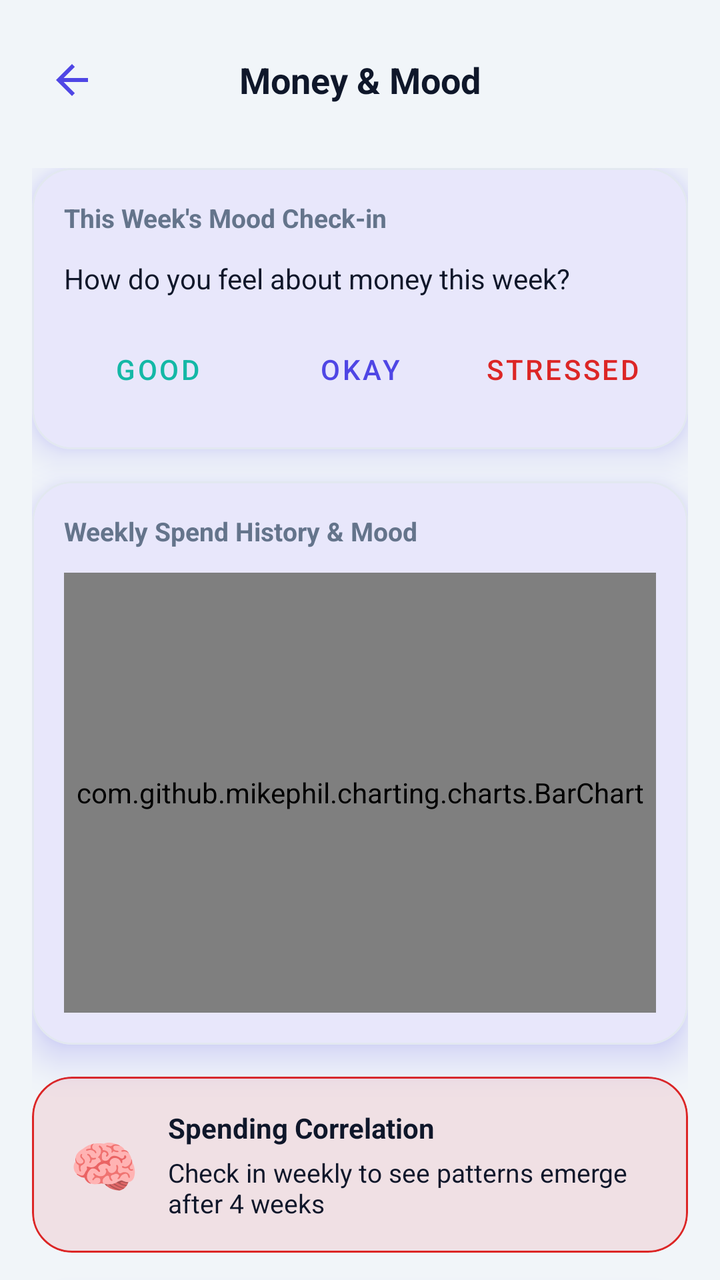
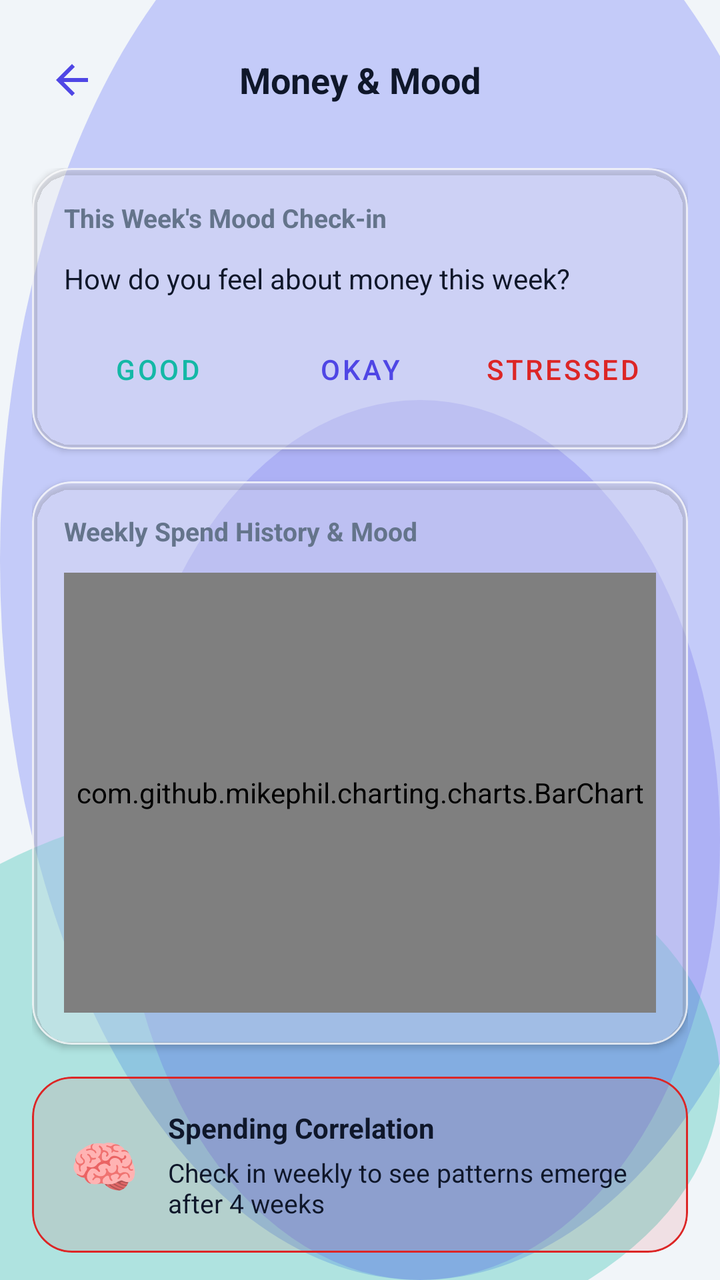

Two renders of the same Android screen: before a commit and after it. Below are the layout's source before the change and the commit's diff.
<!-- AndroidManifest.xml: application theme Theme.MoneyLens -->
<!-- res/layout/activity_mood_insight.xml -->
<?xml version="1.0" encoding="utf-8"?>
<androidx.constraintlayout.widget.ConstraintLayout xmlns:android="http://schemas.android.com/apk/res/android"
    xmlns:app="http://schemas.android.com/apk/res-auto"
    xmlns:tools="http://tools.android.com/apk/res/android"
    android:layout_width="match_parent"
    android:layout_height="match_parent"
    android:background="@color/colorBackground">

    
    <RelativeLayout
        android:id="@+id/layoutAppBar"
        android:layout_width="match_parent"
        android:layout_height="56dp"
        android:layout_marginTop="12dp"
        android:paddingHorizontal="16dp"
        app:layout_constraintTop_toTopOf="parent">

        <ImageView
            android:id="@+id/btnBack"
            android:layout_width="40dp"
            android:layout_height="40dp"
            android:layout_centerVertical="true"
            android:padding="8dp"
            android:src="@drawable/ic_back"
            android:background="?attr/selectableItemBackgroundBorderless"
            android:contentDescription="Back" />

        <TextView
            android:id="@+id/txtTitle"
            android:layout_width="wrap_content"
            android:layout_height="wrap_content"
            android:layout_centerInParent="true"
            android:text="Money &amp; Mood"
            android:textColor="@color/colorTextPrimary"
            android:textSize="18sp"
            android:textStyle="bold" />
    </RelativeLayout>

    <androidx.core.widget.NestedScrollView
        android:layout_width="match_parent"
        android:layout_height="0dp"
        android:fillViewport="true"
        app:layout_constraintBottom_toBottomOf="parent"
        app:layout_constraintTop_toBottomOf="@id/layoutAppBar">

        <LinearLayout
            android:layout_width="match_parent"
            android:layout_height="wrap_content"
            android:orientation="vertical"
            android:padding="16dp">

            
            <com.google.android.material.card.MaterialCardView
                style="@style/ClayCard"
                android:layout_width="match_parent"
                android:layout_height="wrap_content"
                android:layout_marginBottom="16dp">

                <LinearLayout
                    android:layout_width="match_parent"
                    android:layout_height="wrap_content"
                    android:orientation="vertical"
                    android:padding="16dp">

                    <TextView
                        android:layout_width="wrap_content"
                        android:layout_height="wrap_content"
                        android:text="This Week's Mood Check-in"
                        android:textColor="@color/colorTextSecondary"
                        android:textSize="13sp"
                        android:textStyle="bold" />

                    
                    <RelativeLayout
                        android:id="@+id/layoutLoggedMood"
                        android:layout_width="match_parent"
                        android:layout_height="wrap_content"
                        android:layout_marginTop="12dp"
                        android:visibility="gone">

                        <TextView
                            android:id="@+id/txtLoggedMoodLabel"
                            android:layout_width="wrap_content"
                            android:layout_height="wrap_content"
                            android:text="You felt:"
                            android:textColor="@color/colorTextPrimary"
                            android:textSize="15sp" />

                        <TextView
                            android:id="@+id/txtMoodBadge"
                            android:layout_width="wrap_content"
                            android:layout_height="wrap_content"
                            android:layout_toEndOf="@id/txtLoggedMoodLabel"
                            android:layout_marginStart="8dp"
                            android:paddingHorizontal="12dp"
                            android:paddingVertical="4dp"
                            android:text="Good"
                            android:textColor="@android:color/white"
                            android:textSize="13sp"
                            android:textStyle="bold"
                            android:background="@drawable/bg_clay_button"
                            android:backgroundTint="@color/colorSecondary" />
                    </RelativeLayout>

                    
                    <LinearLayout
                        android:id="@+id/layoutUnloggedMood"
                        android:layout_width="match_parent"
                        android:layout_height="wrap_content"
                        android:layout_marginTop="12dp"
                        android:orientation="vertical">

                        <TextView
                            android:layout_width="wrap_content"
                            android:layout_height="wrap_content"
                            android:text="How do you feel about money this week?"
                            android:textColor="@color/colorTextPrimary"
                            android:textSize="14sp"
                            android:layout_marginBottom="12dp" />

                        <LinearLayout
                            android:layout_width="match_parent"
                            android:layout_height="wrap_content"
                            android:orientation="horizontal"
                            android:gravity="center">

                            <com.google.android.material.button.MaterialButton
                                android:id="@+id/btnMoodGood"
                                style="@style/Widget.MaterialComponents.Button.TextButton"
                                android:layout_width="0dp"
                                android:layout_height="wrap_content"
                                android:layout_weight="1"
                                android:text="Good"
                                android:textColor="@color/colorSecondary"
                                app:strokeColor="@color/colorSecondary"
                                android:layout_marginEnd="4dp" />

                            <com.google.android.material.button.MaterialButton
                                android:id="@+id/btnMoodOkay"
                                style="@style/Widget.MaterialComponents.Button.TextButton"
                                android:layout_width="0dp"
                                android:layout_height="wrap_content"
                                android:layout_weight="1"
                                android:text="Okay"
                                android:textColor="@color/colorPrimary"
                                app:strokeColor="@color/colorPrimary"
                                android:layout_marginHorizontal="4dp" />

                            <com.google.android.material.button.MaterialButton
                                android:id="@+id/btnMoodStressed"
                                style="@style/Widget.MaterialComponents.Button.TextButton"
                                android:layout_width="0dp"
                                android:layout_height="wrap_content"
                                android:layout_weight="1"
                                android:text="Stressed"
                                android:textColor="@color/colorDanger"
                                app:strokeColor="@color/colorDanger"
                                android:layout_marginStart="4dp" />
                        </LinearLayout>
                    </LinearLayout>
                </LinearLayout>
            </com.google.android.material.card.MaterialCardView>

            
            <com.google.android.material.card.MaterialCardView
                style="@style/ClayCard"
                android:layout_width="match_parent"
                android:layout_height="wrap_content"
                android:layout_marginBottom="16dp">

                <LinearLayout
                    android:layout_width="match_parent"
                    android:layout_height="wrap_content"
                    android:orientation="vertical"
                    android:padding="16dp">

                    <TextView
                        android:layout_width="wrap_content"
                        android:layout_height="wrap_content"
                        android:text="Weekly Spend History &amp; Mood"
                        android:textColor="@color/colorTextSecondary"
                        android:textSize="13sp"
                        android:textStyle="bold"
                        android:layout_marginBottom="12dp" />

                    <com.github.mikephil.charting.charts.BarChart
                        android:id="@+id/moodBarChart"
                        android:layout_width="match_parent"
                        android:layout_height="220dp" />
                </LinearLayout>
            </com.google.android.material.card.MaterialCardView>

            
            <com.google.android.material.card.MaterialCardView
                style="@style/ClayCard"
                android:layout_width="match_parent"
                android:layout_height="wrap_content"
                android:layout_marginBottom="16dp"
                app:cardElevation="0dp"
                app:cardBackgroundColor="@color/colorDangerTint"
                app:strokeColor="@color/colorDanger">

                <LinearLayout
                    android:layout_width="match_parent"
                    android:layout_height="wrap_content"
                    android:orientation="horizontal"
                    android:padding="16dp"
                    android:gravity="center_vertical">

                    <TextView
                        android:layout_width="40dp"
                        android:layout_height="40dp"
                        android:text="🧠"
                        android:textSize="28sp"
                        android:gravity="center" />

                    <LinearLayout
                        android:layout_width="match_parent"
                        android:layout_height="wrap_content"
                        android:orientation="vertical"
                        android:layout_marginStart="12dp">

                        <TextView
                            android:layout_width="wrap_content"
                            android:layout_height="wrap_content"
                            android:text="Spending Correlation"
                            android:textColor="@color/colorTextPrimary"
                            android:textSize="14sp"
                            android:textStyle="bold" />

                        <TextView
                            android:id="@+id/txtCorrelationResult"
                            android:layout_width="wrap_content"
                            android:layout_height="wrap_content"
                            android:layout_marginTop="4dp"
                            android:text="Check in weekly to see patterns emerge after 4 weeks"
                            android:textColor="@color/colorTextPrimary"
                            android:textSize="13sp" />
                    </LinearLayout>
                </LinearLayout>
            </com.google.android.material.card.MaterialCardView>

            
            <com.google.android.material.card.MaterialCardView
                style="@style/ClayCard"
                android:layout_width="match_parent"
                android:layout_height="wrap_content"
                android:layout_marginBottom="24dp">

                <RelativeLayout
                    android:layout_width="match_parent"
                    android:layout_height="wrap_content"
                    android:padding="16dp">

                    <LinearLayout
                        android:layout_width="wrap_content"
                        android:layout_height="wrap_content"
                        android:orientation="vertical"
                        android:layout_alignParentStart="true"
                        android:layout_toStartOf="@id/switchMoodReminder">

                        <TextView
                            android:layout_width="wrap_content"
                            android:layout_height="wrap_content"
                            android:text="Weekly Mood check-in"
                            android:textColor="@color/colorTextPrimary"
                            android:textSize="14sp"
                            android:textStyle="bold" />

                        <TextView
                            android:layout_width="wrap_content"
                            android:layout_height="wrap_content"
                            android:layout_marginTop="2dp"
                            android:text="Receive reminders on Sunday at 7 PM"
                            android:textColor="@color/colorTextSecondary"
                            android:textSize="12sp" />
                    </LinearLayout>

                    <com.google.android.material.switchmaterial.SwitchMaterial
                        android:id="@+id/switchMoodReminder"
                        android:layout_width="wrap_content"
                        android:layout_height="wrap_content"
                        android:layout_alignParentEnd="true"
                        android:layout_centerVertical="true" />
                </RelativeLayout>
            </com.google.android.material.card.MaterialCardView>

        </LinearLayout>
    </androidx.core.widget.NestedScrollView>

</androidx.constraintlayout.widget.ConstraintLayout>
<!-- resources referenced by this layout -->
<resources>
  <color name="colorBackground">#F1F5F9</color>
  <color name="colorDanger">#DC2626</color>
  <color name="colorDangerTint">#1ADC2626</color>
  <color name="colorPrimary">#4F46E5</color>
  <color name="colorSecondary">#14B8A6</color>
  <color name="colorTextPrimary">#0F172A</color>
  <color name="colorTextSecondary">#64748B</color>
  <!-- drawable bg_clay_button (drawable) -->
  <?xml version="1.0" encoding="utf-8"?>
  <ripple xmlns:android="http://schemas.android.com/apk/res/android"
      android:color="@color/colorPrimaryDark">
  
      <item android:id="@android:id/background">
          <layer-list>
              
              <item android:top="4dp">
                  <shape android:shape="rectangle">
                      <solid android:color="@color/colorPrimaryShadow" />
                      <corners android:radius="18dp" />
                  </shape>
              </item>
              
              <item android:bottom="4dp">
                  <shape android:shape="rectangle">
                      <solid android:color="@color/colorPrimary" />
                      <corners android:radius="18dp" />
                  </shape>
              </item>
          </layer-list>
      </item>
  
      <item android:id="@android:id/mask">
          <shape android:shape="rectangle">
              <solid android:color="#FFFFFFFF" />
              <corners android:radius="18dp" />
          </shape>
      </item>
  </ripple>
  <style name="ClayCard" parent="Widget.Material3.CardView.Elevated">
          <item name="cardCornerRadius">@dimen/clay_card_radius</item>
          <item name="cardElevation">10dp</item>
          <item name="android:stateListAnimator">@null</item>
          <item name="strokeColor">@color/colorCardBorder</item>
          <item name="strokeWidth">1dp</item>
          <item name="cardBackgroundColor">@color/colorSurface</item>
          <item name="android:outlineSpotShadowColor" tools:targetApi="p">@color/colorPrimary</item>
          <item name="android:outlineAmbientShadowColor" tools:targetApi="p">@color/colorPrimary</item>
      </style>
  <style name="Theme.MoneyLens" parent="Base.Theme.MoneyLens" />
  <color name="colorPrimaryDark">#4338CA</color>
  <color name="colorPrimaryShadow">#3730A3</color>
  <dimen name="clay_card_radius">20dp</dimen>
  <color name="colorCardBorder">#E2E8F0</color>
  <color name="colorSurface">#FFFFFF</color>
  <style name="Base.Theme.MoneyLens" parent="Theme.Material3.Light.NoActionBar">
          
          <item name="colorPrimary">@color/colorPrimary</item>
          <item name="colorOnPrimary">@color/colorOnPrimary</item>
          <item name="colorSecondary">@color/colorSecondary</item>
          <item name="colorError">@color/colorDanger</item>
          <item name="android:windowBackground">@color/colorBackground</item>
          <item name="colorSurface">@color/colorSurface</item>
          <item name="android:colorBackground">@color/colorBackground</item>
          <item name="colorOnSurface">@color/colorTextPrimary</item>
  
          
          <item name="android:statusBarColor">@color/colorBackground</item>
          <item name="android:windowLightStatusBar" tools:targetApi="m">true</item>
          <item name="android:navigationBarColor">@color/colorBackground</item>
      </style>
  <color name="colorOnPrimary">#FFFFFF</color>
  <!-- unchanged entries left out for length: 1 -->
</resources>

<!-- the commit's change to res/layout/activity_mood_insight.xml (unified diff, before → after) -->
@@ -4,7 +4,7 @@
     xmlns:tools="http://tools.android.com/apk/res/android"
     android:layout_width="match_parent"
     android:layout_height="match_parent"
-    android:background="@color/colorBackground">
+    android:background="@drawable/bg_mesh_gradient">
 
     
     <RelativeLayout
<!-- resource entries referenced after the edit -->
@@ -1,6 +1,9 @@
 <!-- resources referenced by this layout -->
 <resources>
   <color name="colorBackground">#F1F5F9</color>
+  <color name="glassMeshOrb1">#66818CF8</color>
+  <color name="glassMeshOrb2">#4D14B8A6</color>
+  <color name="glassMeshOrb3">#334F46E5</color>
   <color name="colorDanger">#DC2626</color>
   <color name="colorDangerTint">#1ADC2626</color>
   <color name="colorPrimary">#4F46E5</color>
@@ -13,22 +16,10 @@
       android:color="@color/colorPrimaryDark">
   
       <item android:id="@android:id/background">
-          <layer-list>
-              
-              <item android:top="4dp">
-                  <shape android:shape="rectangle">
-                      <solid android:color="@color/colorPrimaryShadow" />
-                      <corners android:radius="18dp" />
-                  </shape>
-              </item>
-              
-              <item android:bottom="4dp">
-                  <shape android:shape="rectangle">
-                      <solid android:color="@color/colorPrimary" />
-                      <corners android:radius="18dp" />
-                  </shape>
-              </item>
-          </layer-list>
+          <shape android:shape="rectangle">
+              <solid android:color="@color/colorPrimary" />
+              <corners android:radius="18dp" />
+          </shape>
       </item>
   
       <item android:id="@android:id/mask">
@@ -38,24 +29,52 @@
           </shape>
       </item>
   </ripple>
+  <!-- drawable bg_mesh_gradient (drawable) -->
+  <?xml version="1.0" encoding="utf-8"?>
+  <layer-list xmlns:android="http://schemas.android.com/apk/res/android">
+      
+      <item>
+          <shape android:shape="rectangle">
+              <solid android:color="@color/colorBackground" />
+          </shape>
+      </item>
+      
+      <item android:top="-80dp" android:right="-60dp">
+          <shape android:shape="oval">
+              <solid android:color="@color/glassMeshOrb1" />
+              <size android:width="280dp" android:height="280dp" />
+          </shape>
+      </item>
+      
+      <item android:bottom="-40dp" android:left="-80dp" android:top="400dp">
+          <shape android:shape="oval">
+              <solid android:color="@color/glassMeshOrb2" />
+              <size android:width="240dp" android:height="240dp" />
+          </shape>
+      </item>
+      
+      <item android:top="200dp" android:left="60dp">
+          <shape android:shape="oval">
+              <solid android:color="@color/glassMeshOrb3" />
+              <size android:width="200dp" android:height="200dp" />
+          </shape>
+      </item>
+  </layer-list>
   <style name="ClayCard" parent="Widget.Material3.CardView.Elevated">
           <item name="cardCornerRadius">@dimen/clay_card_radius</item>
-          <item name="cardElevation">10dp</item>
+          <item name="cardElevation">2dp</item>
           <item name="android:stateListAnimator">@null</item>
-          <item name="strokeColor">@color/colorCardBorder</item>
+          <item name="strokeColor">@color/glassCardBorder</item>
           <item name="strokeWidth">1dp</item>
-          <item name="cardBackgroundColor">@color/colorSurface</item>
-          <item name="android:outlineSpotShadowColor" tools:targetApi="p">@color/colorPrimary</item>
-          <item name="android:outlineAmbientShadowColor" tools:targetApi="p">@color/colorPrimary</item>
+          <item name="cardBackgroundColor">@color/glassCardBg</item>
       </style>
   <style name="Theme.MoneyLens" parent="Base.Theme.MoneyLens" />
   <color name="colorPrimaryDark">#4338CA</color>
-  <color name="colorPrimaryShadow">#3730A3</color>
   <dimen name="clay_card_radius">20dp</dimen>
-  <color name="colorCardBorder">#E2E8F0</color>
+  <color name="glassCardBorder">#B3FFFFFF</color>
+  <color name="glassCardBg">#8CFFFFFF</color>
   <color name="colorSurface">#FFFFFF</color>
   <style name="Base.Theme.MoneyLens" parent="Theme.Material3.Light.NoActionBar">
-          
           <item name="colorPrimary">@color/colorPrimary</item>
           <item name="colorOnPrimary">@color/colorOnPrimary</item>
           <item name="colorSecondary">@color/colorSecondary</item>
@@ -66,9 +85,10 @@
           <item name="colorOnSurface">@color/colorTextPrimary</item>
   
           
-          <item name="android:statusBarColor">@color/colorBackground</item>
+          <item name="android:statusBarColor">@android:color/transparent</item>
           <item name="android:windowLightStatusBar" tools:targetApi="m">true</item>
-          <item name="android:navigationBarColor">@color/colorBackground</item>
+          <item name="android:navigationBarColor">@android:color/transparent</item>
+          <item name="android:windowDrawsSystemBarBackgrounds">true</item>
       </style>
   <color name="colorOnPrimary">#FFFFFF</color>
   <!-- unchanged entries left out for length: 1 -->
